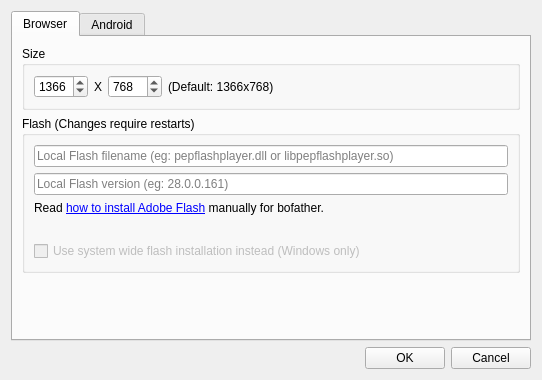
Old version of the form botfather/gui/config_dialog.ui in the repository botfatherio/botfather.
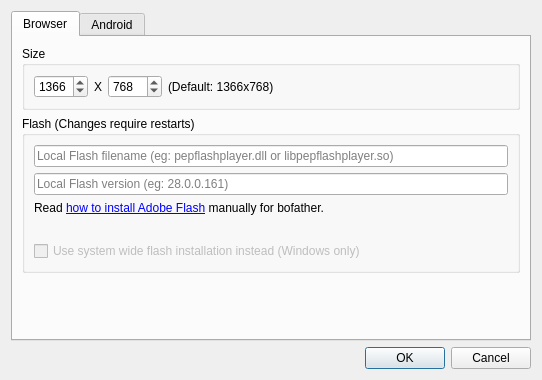
New version of the form. Icons and pictures are not drawn.

Commit message: Set the config dialogs ok button the default button

What changed in the file:
```diff
--- a/botfather/gui/config_dialog.ui
+++ b/botfather/gui/config_dialog.ui
@@ -247,6 +247,9 @@
        <property name="text">
         <string>OK</string>
        </property>
+       <property name="default">
+        <bool>true</bool>
+       </property>
       </widget>
      </item>
      <item>
```
